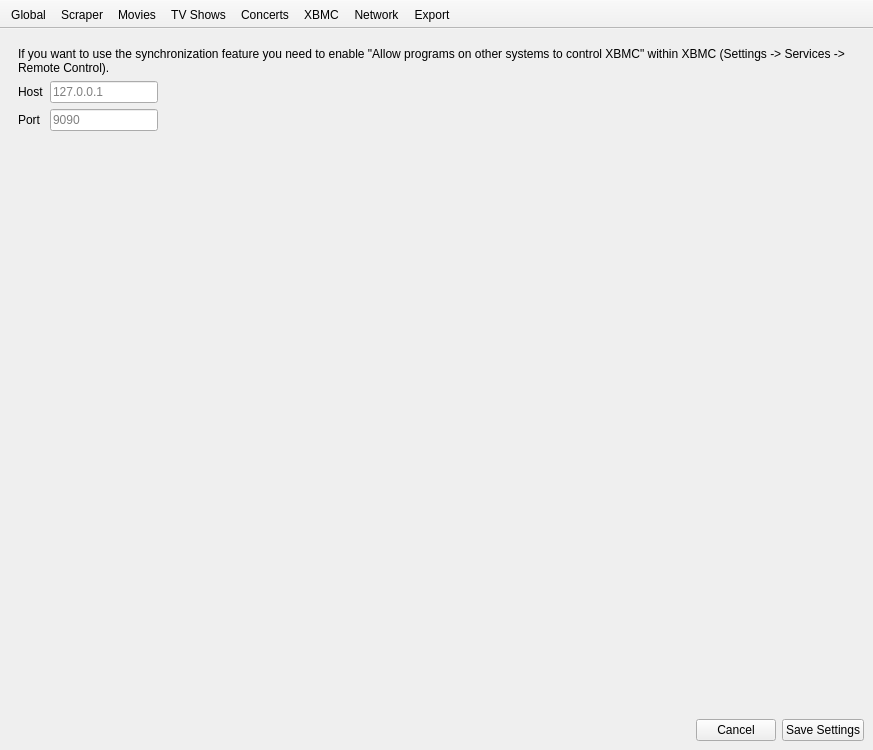
This is settings/SettingsWindow.ui in Komet/MediaElch as Qt 5 draws it before an edit. The edited form follows.
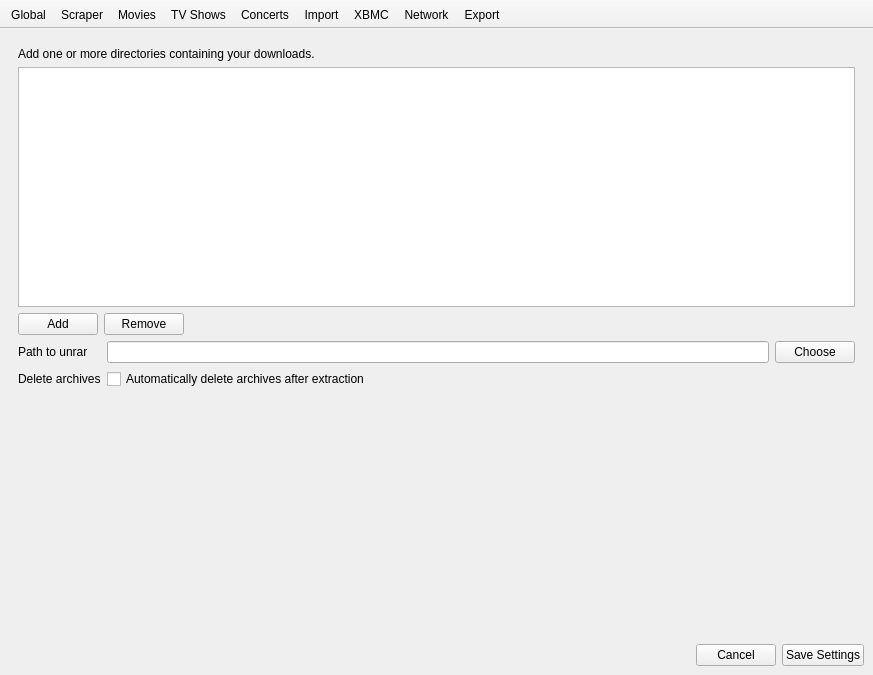
This is the edited form. The open tabs and pages were chosen to show the change. Icons and pictures are not drawn. Custom widgets are drawn as their Qt base class.

Commit message: Fixes #105 Fixes #104 Import management and GUI updates

```diff
--- a/settings/SettingsWindow.ui
+++ b/settings/SettingsWindow.ui
@@ -10,7 +10,7 @@
     <x>0</x>
     <y>0</y>
     <width>873</width>
-    <height>750</height>
+    <height>675</height>
    </rect>
   </property>
   <property name="minimumSize">
@@ -969,6 +969,133 @@
        </layout>
       </widget>
       <widget class="QWidget" name="page_5">
+       <layout class="QVBoxLayout" name="verticalLayout_12">
+        <item>
+         <widget class="QLabel" name="label_53">
+          <property name="text">
+           <string>Add one or more directories containing your downloads.</string>
+          </property>
+          <property name="wordWrap">
+           <bool>true</bool>
+          </property>
+         </widget>
+        </item>
+        <item>
+         <widget class="QTableWidget" name="downloadDirs">
+          <property name="minimumSize">
+           <size>
+            <width>0</width>
+            <height>100</height>
+           </size>
+          </property>
+          <property name="selectionMode">
+           <enum>QAbstractItemView::SingleSelection</enum>
+          </property>
+          <attribute name="horizontalHeaderVisible">
+           <bool>false</bool>
+          </attribute>
+          <attribute name="horizontalHeaderDefaultSectionSize">
+           <number>120</number>
+          </attribute>
+          <attribute name="horizontalHeaderStretchLastSection">
+           <bool>true</bool>
+          </attribute>
+          <attribute name="verticalHeaderVisible">
+           <bool>false</bool>
+          </attribute>
+          <column>
+           <property name="text">
+            <string>Dir</string>
+           </property>
+          </column>
+         </widget>
+        </item>
+        <item>
+         <layout class="QHBoxLayout" name="horizontalLayout_3">
+          <item>
+           <widget class="QPushButton" name="btnAddDownloadDir">
+            <property name="text">
+             <string>Add</string>
+            </property>
+           </widget>
+          </item>
+          <item>
+           <widget class="QPushButton" name="btnRemoveDownloadDir">
+            <property name="text">
+             <string>Remove</string>
+            </property>
+           </widget>
+          </item>
+          <item>
+           <spacer name="horizontalSpacer_2">
+            <property name="orientation">
+             <enum>Qt::Horizontal</enum>
+            </property>
+            <property name="sizeHint" stdset="0">
+             <size>
+              <width>40</width>
+              <height>20</height>
+             </size>
+            </property>
+           </spacer>
+          </item>
+         </layout>
+        </item>
+        <item>
+         <layout class="QFormLayout" name="formLayout_8">
+          <item row="0" column="0">
+           <widget class="QLabel" name="label_54">
+            <property name="text">
+             <string>Path to unrar</string>
+            </property>
+           </widget>
+          </item>
+          <item row="0" column="1">
+           <layout class="QHBoxLayout" name="horizontalLayout_4">
+            <item>
+             <widget class="QLineEdit" name="unrarPath"/>
+            </item>
+            <item>
+             <widget class="QPushButton" name="btnChooseUnrar">
+              <property name="text">
+               <string>Choose</string>
+              </property>
+             </widget>
+            </item>
+           </layout>
+          </item>
+          <item row="1" column="0">
+           <widget class="QLabel" name="label_55">
+            <property name="text">
+             <string>Delete archives</string>
+            </property>
+           </widget>
+          </item>
+          <item row="1" column="1">
+           <widget class="QCheckBox" name="chkDeleteArchives">
+            <property name="text">
+             <string>Automatically delete archives after extraction</string>
+            </property>
+           </widget>
+          </item>
+         </layout>
+        </item>
+        <item>
+         <spacer name="verticalSpacer_2">
+          <property name="orientation">
+           <enum>Qt::Vertical</enum>
+          </property>
+          <property name="sizeHint" stdset="0">
+           <size>
+            <width>20</width>
+            <height>40</height>
+           </size>
+          </property>
+         </spacer>
+        </item>
+       </layout>
+      </widget>
+      <widget class="QWidget" name="page_6">
        <layout class="QVBoxLayout" name="verticalLayout_2" stretch="0,1">
         <item>
          <widget class="QLabel" name="label_7">
@@ -1225,6 +1352,7 @@
    <addaction name="actionMovies"/>
    <addaction name="actionTV_Shows"/>
    <addaction name="actionConcerts"/>
+   <addaction name="actionDownloads"/>
    <addaction name="actionXBMC"/>
    <addaction name="actionNetwork"/>
    <addaction name="actionExport"/>
@@ -1387,7 +1515,30 @@
      <normaloff>:/settings/export_active.png</normaloff>:/settings/export_active.png</iconset>
    </property>
    <property name="page" stdset="0">
-    <number>7</number>
+    <number>8</number>
+   </property>
+  </action>
+  <action name="actionDownloads">
+   <property name="icon">
+    <iconset resource="../MediaElch.qrc">
+     <normaloff>:/settings/downloads.png</normaloff>:/settings/downloads.png</iconset>
+   </property>
+   <property name="text">
+    <string>Import</string>
+   </property>
+   <property name="toolTip">
+    <string>Import</string>
+   </property>
+   <property name="iconNormal" stdset="0">
+    <iconset resource="../MediaElch.qrc">
+     <normaloff>:/settings/downloads.png</normaloff>:/settings/downloads.png</iconset>
+   </property>
+   <property name="iconActive" stdset="0">
+    <iconset resource="../MediaElch.qrc">
+     <normaloff>:/settings/downloads_active.png</normaloff>:/settings/downloads_active.png</iconset>
+   </property>
+   <property name="page" stdset="0">
+    <number>5</number>
    </property>
   </action>
  </widget>
```
Left out of the diff: 24 changed lines with no effect on the pictures. The commit also changes 113 other files.
